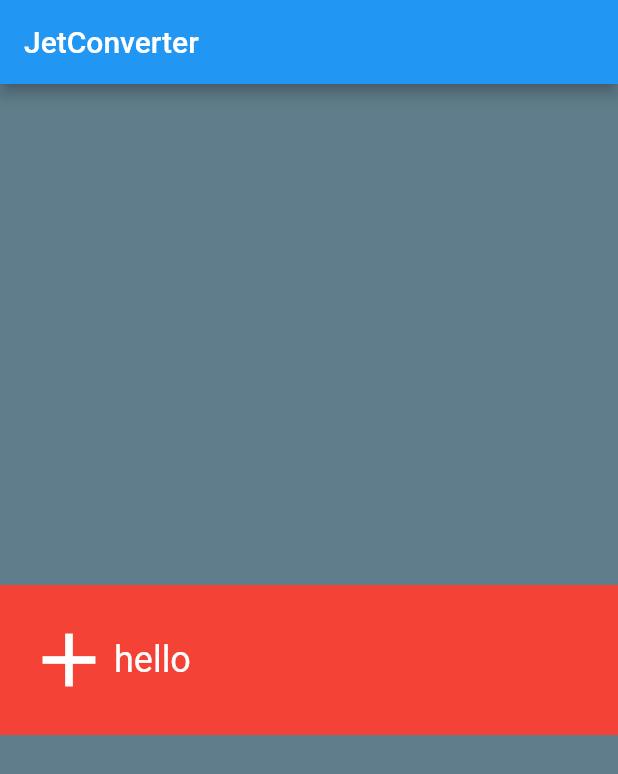
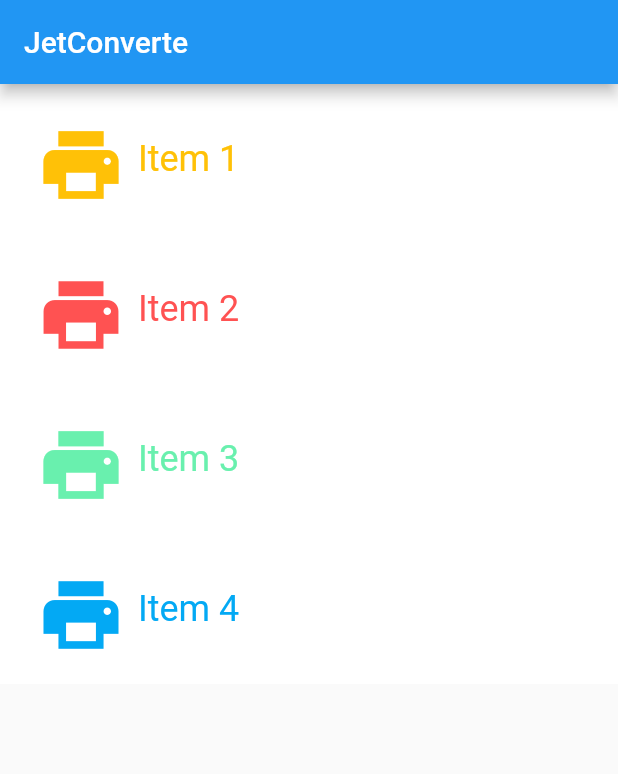
Before and after one commit to oussamabonnor1/JetConverter, a Flutter app: the screen it shows after launch, on a phone screen of 412 x 824 dp. Shown: the top 774 px of the screen. Run offline on Flutter 3.47's test engine with Material 2 defaults, Android fonts, the phone set to English and light mode, and no system bars.

Commit message:
adding custom list view

```diff
--- a/lib/Category.dart
+++ b/lib/Category.dart
@@ -10,21 +10,27 @@ class Category extends StatelessWidget {
   @override
   Widget build(BuildContext context) {
     return Material(
-      color: Colors.red,
+      color: Colors.white,
       child: Container(
         height: 100,
         padding: EdgeInsets.all(16),
         child: InkWell(
           highlightColor: Colors.amber,
-          onTap: (){
+          onTap: () {
             print("I was tapped!");
           },
           child: Row(
+            crossAxisAlignment: CrossAxisAlignment.stretch,
             children: <Widget>[
-              Icon(icon, size: 60, color: color),
-              Text(
-                text,
-                style: TextStyle(fontSize: 24, color: color),
+              Padding(
+                padding: EdgeInsets.all(8),
+                child: Icon(icon, size: 60, color: color),
+              ),
+              Center(
+                child: Text(
+                  text,
+                  style: TextStyle(color: color, fontSize: 24),
+                ),
               ),
             ],
           ),
--- /dev/null
+++ b/lib/CategoryActivity.dart
@@ -0,0 +1,40 @@
+import 'package:flutter/cupertino.dart';
+import 'package:flutter/material.dart';
+import 'package:unit_convertor/Category.dart';
+
+class CategoryActivity extends StatelessWidget {
+  static const categoryNames = <String>[
+    "Item 1",
+    "Item 2",
+    "Item 3",
+    "Item 4",
+  ];
+
+  List<Color> categoryColors = <Color>[
+    Colors.amber,
+    Colors.redAccent,
+    Colors.greenAccent,
+    Colors.lightBlue,
+  ];
+
+  @override
+  Widget build(BuildContext context) {
+    final categories = <Category>[];
+    for(int i = 0; i < 4; i++){
+      categories.add(Category(Icons.print, categoryNames[i],categoryColors[i]));
+    }
+
+    return Scaffold(
+      body: categoryList(categories),
+    );
+  }
+
+  Widget categoryList(List<Widget> categories) {
+    return ListView.builder(
+      itemBuilder: (BuildContext context, int index) => categories[index],
+      itemCount: categories.length,
+    );
+  }
+
+  CategoryActivity();
+}
--- a/lib/main.dart
+++ b/lib/main.dart
@@ -1,15 +1,16 @@
 import 'package:flutter/material.dart';
-import 'package:unit_convertor/Category.dart';
+import 'package:unit_convertor/CategoryActivity.dart';
 
 class JetConverter extends StatelessWidget {
   @override
   Widget build(BuildContext context) {
-    return Center(
-      child: Container(
-        color: Colors.blueGrey,
-        child: Center(
-          child: Category(Icons.add,"hello", Colors.white),
+    return MaterialApp(
+      debugShowCheckedModeBanner: false,
+      home: Scaffold(
+        appBar: AppBar(
+          title: Text("JetConverte"),
         ),
+        body: CategoryActivity(),
       ),
     );
   }
@@ -17,50 +18,6 @@ class JetConverter extends StatelessWidget {
 
 void main() {
   runApp(
-    MaterialApp(
-      debugShowCheckedModeBanner: false,
-      home: Scaffold(
-        appBar: AppBar(
-          title: Text("JetConverter"),
-        ),
-        body: JetConverter(),
-      ),
-    ),
+    JetConverter(),
   );
 }
-/*
-void main() {
-   runApp(
-    MaterialApp(
-      debugShowCheckedModeBanner: false,
-      title: 'JetConvertor',
-      home: Scaffold(
-        appBar: AppBar(
-          title: Text('JetConvertor'),
-        ),
-        body: HelloRectangle(),
-      ),
-    ),
-  );
-}
-
-class HelloRectangle extends StatelessWidget {
-  @override
-  Widget build(BuildContext context) {
-    return Center(
-      child: Container(
-        color: Colors.greenAccent,
-        height: 400.0,
-        width: 300.0,
-        child: Center(
-          child: Text(
-            'Hello!',
-            style: TextStyle(fontSize: 40.0, color: Colors.amber),
-            textAlign: TextAlign.center,
-          ),
-        ),
-      ),
-    );
-  }
-}
-*/
```
